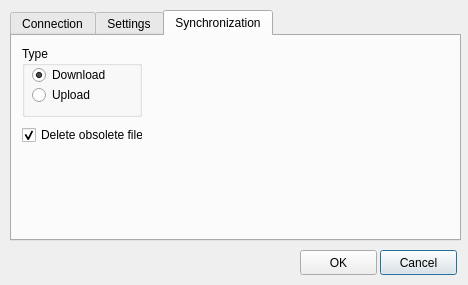
The window that trunk/FTPSynchronizer/ConnectionDialog.ui (martin-kudlicka/ftp-synchronizer) describes before a commit, drawn with Qt 5.
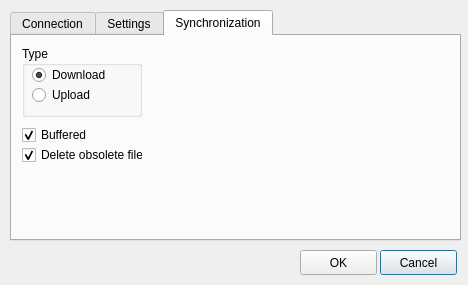
The same window after the commit. The open tabs and pages were chosen to show the change.

Commit message: + buffered option

The edit to the form file:
```diff
--- a/trunk/FTPSynchronizer/ConnectionDialog.ui
+++ b/trunk/FTPSynchronizer/ConnectionDialog.ui
@@ -259,11 +259,27 @@
       </property>
      </widget>
     </widget>
-    <widget class="QCheckBox" name="cbDeleteObsoleteFiles" >
+    <widget class="QCheckBox" name="cbBuffered" >
      <property name="geometry" >
       <rect>
        <x>10</x>
        <y>90</y>
+       <width>71</width>
+       <height>18</height>
+      </rect>
+     </property>
+     <property name="text" >
+      <string>Buffered</string>
+     </property>
+     <property name="checked" >
+      <bool>true</bool>
+     </property>
+    </widget>
+    <widget class="QCheckBox" name="cbDeleteObsoleteFiles" >
+     <property name="geometry" >
+      <rect>
+       <x>10</x>
+       <y>110</y>
        <width>121</width>
        <height>18</height>
       </rect>
```
The commit also changes 5 other files.
